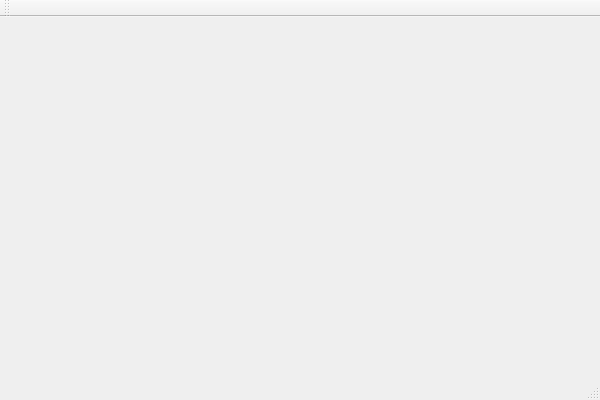
First picture: the form in mainwindow.ui, repository ilanbluestone/vitrubio, before the edit.
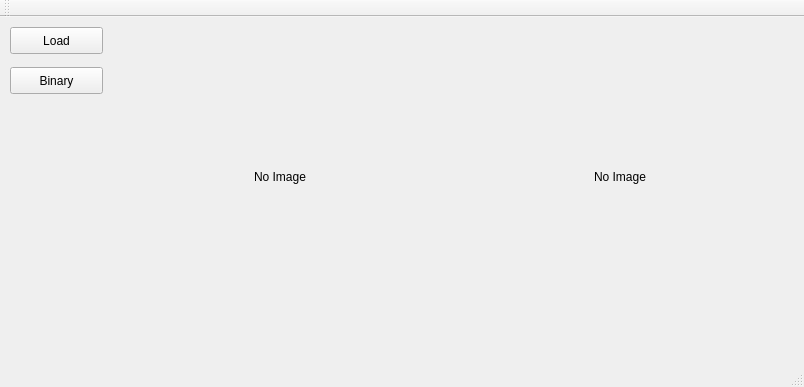
Second picture: the form after the edit. Icons and pictures are not drawn.

Diff of the .ui file:
```diff
--- a/mainwindow.ui
+++ b/mainwindow.ui
@@ -1,24 +1,102 @@
 <ui version="4.0">
  <class>MainWindow</class>
- <widget class="QMainWindow" name="MainWindow" >
-  <property name="geometry" >
+ <widget class="QMainWindow" name="MainWindow">
+  <property name="geometry">
    <rect>
     <x>0</x>
     <y>0</y>
-    <width>600</width>
-    <height>400</height>
+    <width>804</width>
+    <height>387</height>
    </rect>
   </property>
   <property name="windowTitle" >
    <string>MainWindow</string>
   </property>
-  <widget class="QMenuBar" name="menuBar" />
-  <widget class="QToolBar" name="mainToolBar" />
-  <widget class="QWidget" name="centralWidget" />
-  <widget class="QStatusBar" name="statusBar" />
+  <property name="windowIcon">
+   <iconset>
+    <normaloff>../recursos/hombre-de-vitrubio.png</normaloff>../recursos/hombre-de-vitrubio.png</iconset>
+  </property>
+  <widget class="QWidget" name="centralWidget">
+   <widget class="QPushButton" name="load">
+    <property name="geometry">
+     <rect>
+      <x>10</x>
+      <y>10</y>
+      <width>93</width>
+      <height>27</height>
+     </rect>
+    </property>
+    <property name="text">
+     <string>Load</string>
+    </property>
+   </widget>
+   <widget class="QPushButton" name="binary">
+    <property name="geometry">
+     <rect>
+      <x>10</x>
+      <y>50</y>
+      <width>93</width>
+      <height>27</height>
+     </rect>
+    </property>
+    <property name="text">
+     <string>Binary</string>
+    </property>
+   </widget>
+   <widget class="QLabel" name="canvasLabel">
+    <property name="geometry">
+     <rect>
+      <x>130</x>
+      <y>10</y>
+      <width>300</width>
+      <height>300</height>
+     </rect>
+    </property>
+    <property name="text">
+     <string>No Image</string>
+    </property>
+    <property name="alignment">
+     <set>Qt::AlignCenter</set>
+    </property>
+   </widget>
+   <widget class="QLabel" name="canvasLabelB">
+    <property name="geometry">
+     <rect>
+      <x>470</x>
+      <y>10</y>
+      <width>300</width>
+      <height>300</height>
+     </rect>
+    </property>
+    <property name="text">
+     <string>No Image</string>
+    </property>
+    <property name="alignment">
+     <set>Qt::AlignCenter</set>
+    </property>
+   </widget>
+  </widget>
+  <widget class="QMenuBar" name="menuBar">
+   <property name="geometry">
+    <rect>
+     <x>0</x>
+     <y>0</y>
+     <width>804</width>
+     <height>23</height>
+    </rect>
+   </property>
+  </widget>
+  <widget class="QToolBar" name="mainToolBar">
+   <attribute name="toolBarArea">
+    <enum>TopToolBarArea</enum>
+   </attribute>
+   <attribute name="toolBarBreak">
+    <bool>false</bool>
+   </attribute>
+  </widget>
+  <widget class="QStatusBar" name="statusBar"/>
  </widget>
- <layoutDefault spacing="6" margin="11" />
- <pixmapfunction></pixmapfunction>
+ <layoutdefault spacing="6" margin="11"/>
  <resources/>
  <connections/>
 </ui>
```
Left out of the diff: 5 changed lines with no effect on the pictures.
